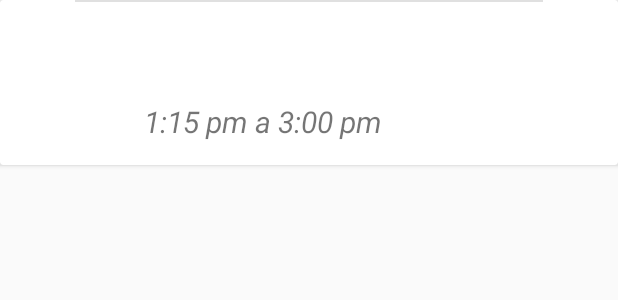
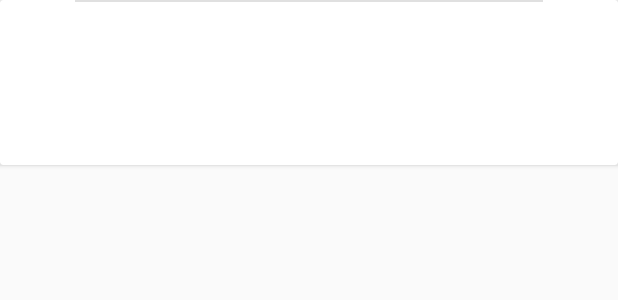
Before and after one commit to adatapoint/Ceez, an Android app: the layout sesion_adapter.xml on its own in the app's theme, with its tools: preview values and no code run, on a phone screen of 412 x 824 dp. Shown: the top 300 px of the screen. Run offline under Robolectric (Android 15) with nearby library versions, the phone set to English and light mode, and no system bars.

Commit message:
Removed hardcoded text

```diff
--- a/app/src/main/res/layout/sesion_adapter.xml
+++ b/app/src/main/res/layout/sesion_adapter.xml
@@ -45,7 +45,6 @@
             <TextView
                     android:layout_width="wrap_content"
                     android:layout_height="wrap_content"
-                    android:text="1:15 pm a 3:00 pm"
                     android:id="@+id/textViewHorario"
                     android:textStyle="italic"
                     android:textSize="20sp"/>
```
